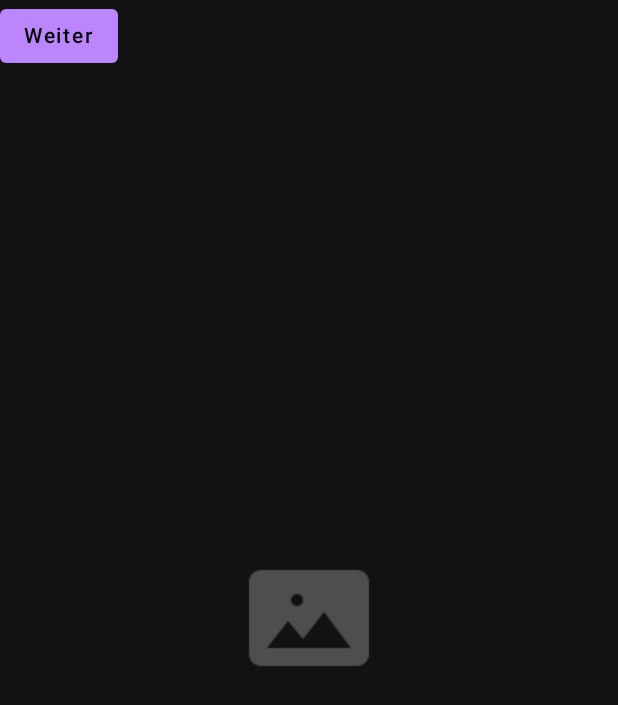
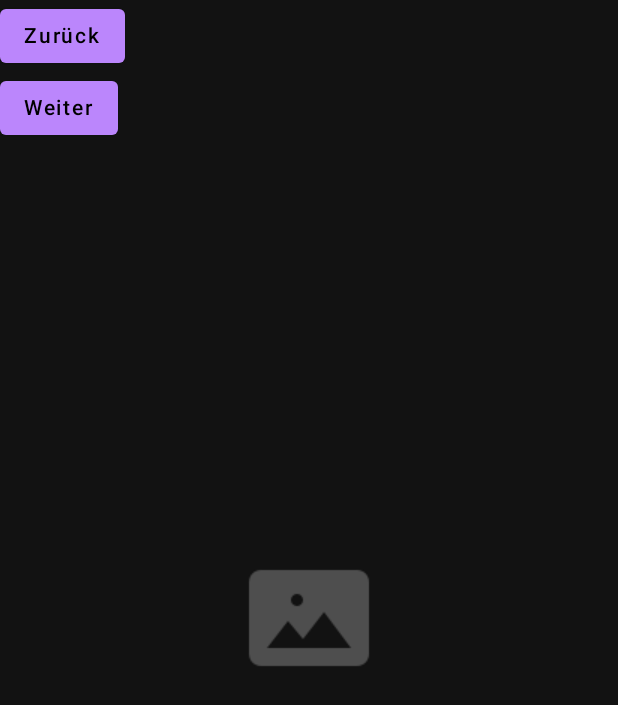
Before and after one commit to uriegel/FirePlayer, an Android app built with Jetpack Compose: the composable PhotoScreen called with empty values, after a tap on "Weiter", on a phone screen of 412 x 824 dp. Shown: the top 705 px of the screen. Run offline under Robolectric (Android 15) with nearby library versions, the phone set to English and light mode, and no system bars; our stand-ins replace accompanist; pictures from the network do not load; 6 statements that could not run were skipped.

Commit message:
ImageFadePager crossfades between 3 images

```diff
--- a/app/src/main/java/de/uriegel/fireplayer/ui/ImageCrossFadePager.kt
+++ b/app/src/main/java/de/uriegel/fireplayer/ui/ImageCrossFadePager.kt
@@ -3,6 +3,7 @@ package de.uriegel.fireplayer.ui
 import android.graphics.Bitmap
 import androidx.compose.animation.core.tween
 import androidx.compose.foundation.layout.Box
+import androidx.compose.foundation.layout.Column
 import androidx.compose.foundation.layout.fillMaxSize
 import androidx.compose.material.Button
 import androidx.compose.material.Text
@@ -36,30 +37,39 @@ fun ImageCrossFadePager(
         AsyncImage(
             modifier = Modifier
                 .align(Alignment.Center)
-                .alpha(if (alpha.value <= 1) 1f - alpha.value else 0F),
+                .alpha(if (index.mod(3) == 0 || index.mod(3) == 1) 1f - alpha.value else 0F),
             contentDescription = "Image",
             loadAsync = { loadAsync(0) }
         )
         AsyncImage(
             modifier = Modifier
                 .align(Alignment.Center)
-                .alpha(if (alpha.value <=1) alpha.value else 2F - alpha.value),
+                .alpha(if (index.mod(3) == 1) alpha.value else if (index.mod(3) == 2) 2f - alpha.value else 0f),
             contentDescription = "Image",
             loadAsync = { loadAsync(1) }
         )
         AsyncImage(
             modifier = Modifier
                 .align(Alignment.Center)
-                .alpha(if (alpha.value >=1) alpha.value - 1F else 0F),
+                .alpha(if (index.mod(3) == 2) alpha.value - 1f else if (index.mod(3) == 0) alpha.value else 0f),
             contentDescription = "Image",
             loadAsync = { loadAsync(2) }
         )
-        Button({
-            scope.launch {
-                index++
+        Column {
+            Button({
+                scope.launch {
+                    index--
+                }
+            }) {
+                Text("Zurück")
             }
-        }) {
-            Text("Weiter")
+            Button({
+                scope.launch {
+                    index++
+                }
+            }) {
+                Text("Weiter")
+            }
         }
     }
 }
```
